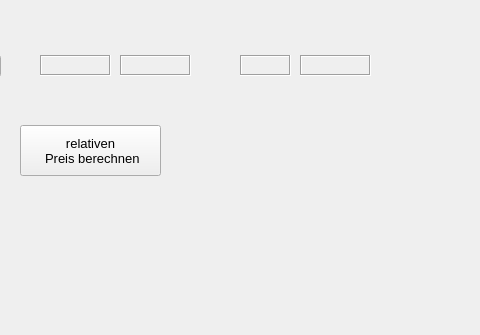
Before: the Qt Designer form PizzaCalculator.ui in kretschmer1982/PizzaCalculator, drawn with Qt 5; both pictures show x 410 to 890 and y 265 to 600 of the 1069 by 600 pixel window.
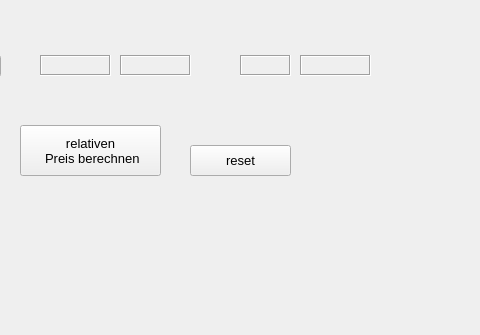
After: the same form once the commit is applied. Icons and pictures are not drawn.

Commit message: add reset button

```diff
--- a/PizzaCalculator.ui
+++ b/PizzaCalculator.ui
@@ -955,6 +955,24 @@
      <string/>
     </property>
    </widget>
+   <widget class="QPushButton" name="clear_PB">
+    <property name="geometry">
+     <rect>
+      <x>600</x>
+      <y>410</y>
+      <width>101</width>
+      <height>31</height>
+     </rect>
+    </property>
+    <property name="font">
+     <font>
+      <pointsize>10</pointsize>
+     </font>
+    </property>
+    <property name="text">
+     <string>reset</string>
+    </property>
+   </widget>
    <zorder>pizza_round_label</zorder>
    <zorder>pizzaSize_CB_1</zorder>
    <zorder>pizzaPrice_LI_1</zorder>
```
Left out of the diff: 23 changed lines with no effect on the pictures. The commit also changes 3 other files.
